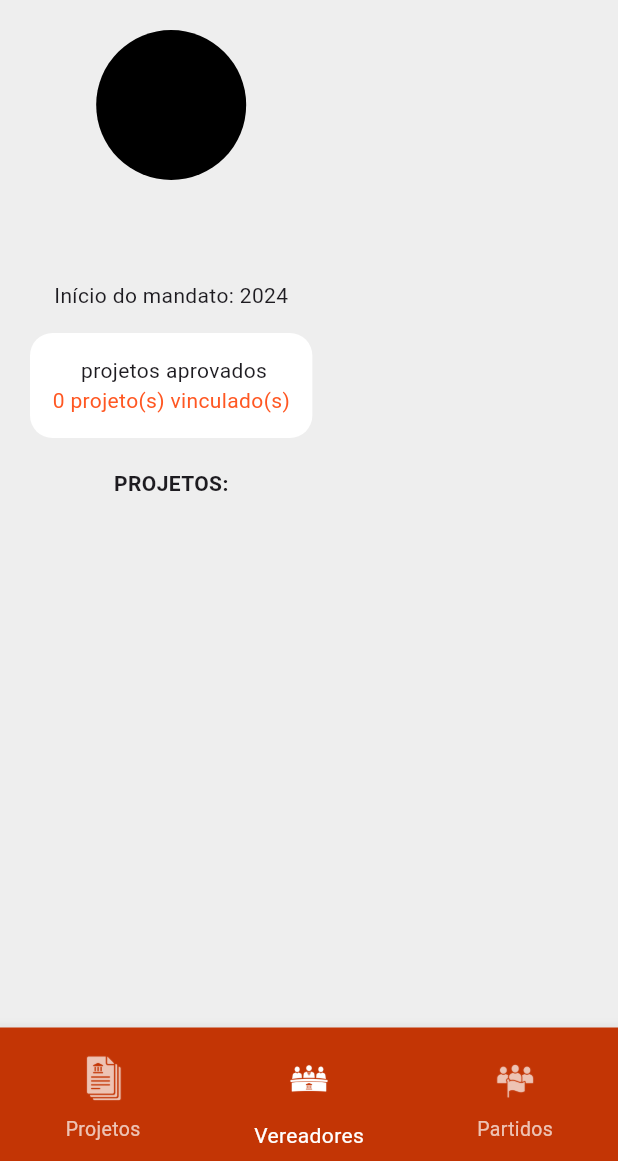
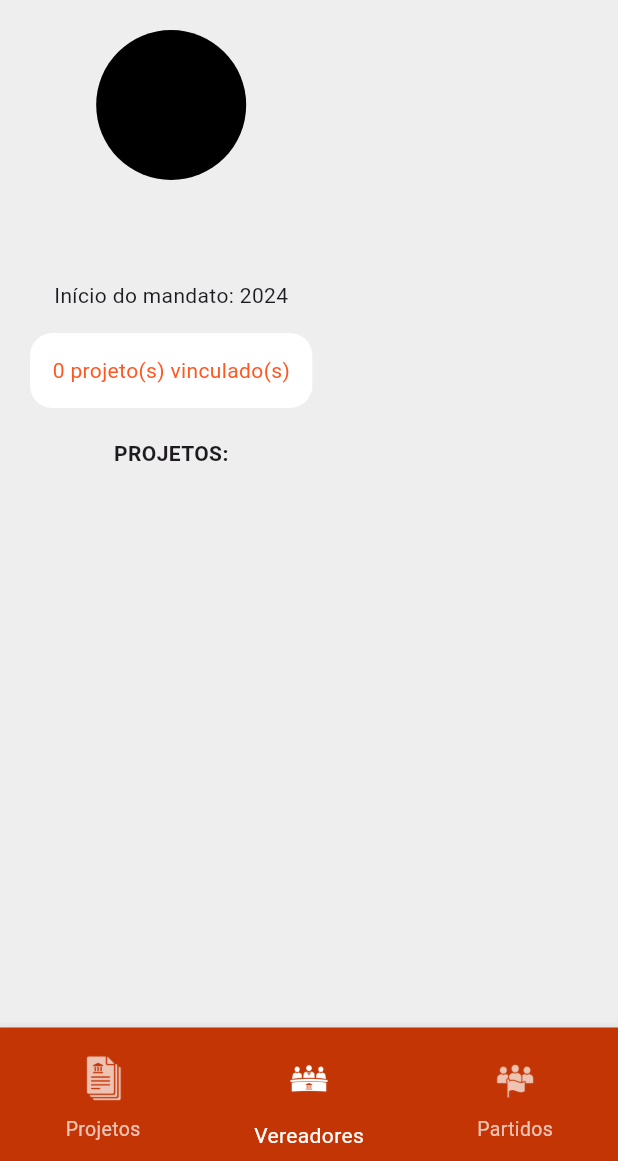
Before and after one commit to antonitsm/pi3_grupo1, a Flutter app: the VereadorIndividualPage screen opened directly with empty values, on a phone screen of 412 x 824 dp, the part 75-1236 px from its top. Run offline on Flutter 3.47's test engine with Material 3 defaults, Android fonts, the phone set to English and light mode, and no system bars; network calls fail.

Commit message:
ajustes contador projetos

```diff
--- a/frontend/lib/paginas/vereador_individual.dart
+++ b/frontend/lib/paginas/vereador_individual.dart
@@ -40,7 +40,6 @@ class _VereadorIndividualPageState extends State<VereadorIndividualPage> {
 
   @override
   Widget build(BuildContext context) {
-    final projetos = (widget.vereador["projetos"] as List?) ?? [];
 
     return Scaffold(
       backgroundColor: Colors.grey[200],
@@ -98,10 +97,7 @@ class _VereadorIndividualPageState extends State<VereadorIndividualPage> {
               child: Column(
                 children: [
                   Text(
-                    "${widget.vereador["projetos_aprovados"]} projetos aprovados",
-                  ),
-                  Text(
-                    "${projetos.length} projeto(s) vinculado(s)",
+                    "${projetosDoVereador.length} projeto(s) vinculado(s)",
                     style: const TextStyle(color: Colors.deepOrange),
                   ),
                 ],
```
Also changed, not shown: frontend/lib/paginas/vereadores.dart (+19 -14 lines).
